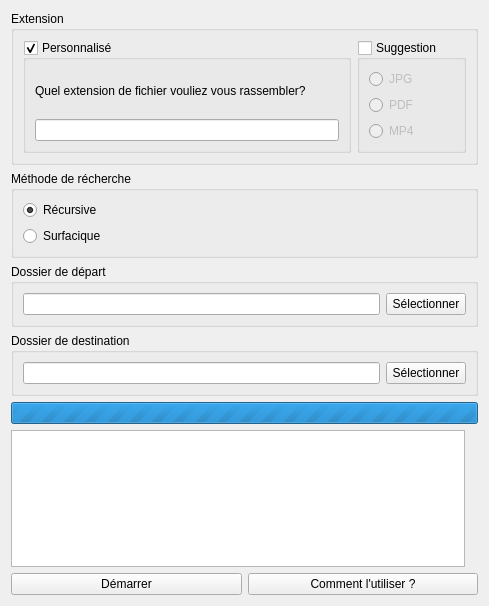
The window that Executable/UI/interface.ui (machkouroke/LOPCopy) describes before a commit, drawn with Qt 5.
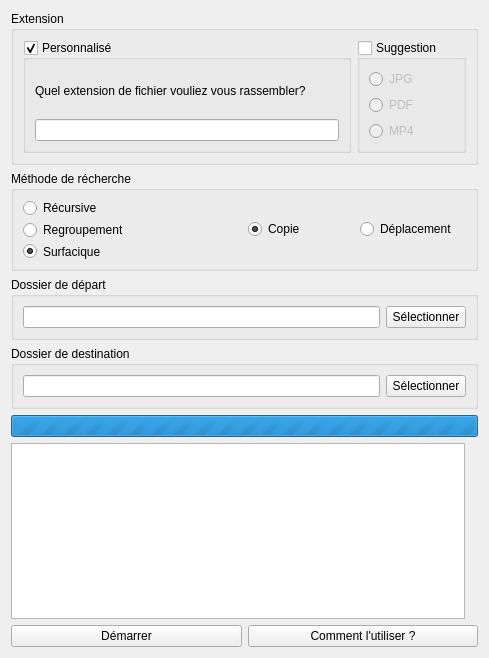
The same window after the commit. Icons and pictures are not drawn.

Diff of the .ui file:
```diff
--- a/Executable/UI/interface.ui
+++ b/Executable/UI/interface.ui
@@ -7,19 +7,19 @@
     <x>0</x>
     <y>0</y>
     <width>489</width>
-    <height>606</height>
+    <height>658</height>
    </rect>
   </property>
   <property name="minimumSize">
    <size>
     <width>489</width>
-    <height>606</height>
+    <height>658</height>
    </size>
   </property>
   <property name="maximumSize">
    <size>
     <width>489</width>
-    <height>606</height>
+    <height>658</height>
    </size>
   </property>
   <property name="windowTitle">
@@ -139,17 +139,64 @@
     </widget>
    </item>
    <item>
-    <widget class="QGroupBox" name="recherche">
+    <widget class="QGroupBox" name="methode">
+     <property name="minimumSize">
+      <size>
+       <width>100</width>
+       <height>100</height>
+      </size>
+     </property>
      <property name="title">
       <string>Méthode de récherche</string>
      </property>
      <layout class="QHBoxLayout" name="horizontalLayout_5">
       <item>
-       <layout class="QVBoxLayout" name="verticalLayout_3">
+       <layout class="QHBoxLayout" name="horizontalLayout_12">
         <item>
-         <widget class="QRadioButton" name="recursive">
+         <layout class="QVBoxLayout" name="verticalLayout_2">
+          <item>
+           <widget class="QRadioButton" name="recursive">
+            <property name="text">
+             <string>Récursive</string>
+            </property>
+            <attribute name="buttonGroup">
+             <string notr="true">rechercheType</string>
+            </attribute>
+           </widget>
+          </item>
+          <item>
+           <widget class="QRadioButton" name="regroupement">
+            <property name="text">
+             <string>Regroupement</string>
+            </property>
+            <attribute name="buttonGroup">
+             <string notr="true">rechercheType</string>
+            </attribute>
+           </widget>
+          </item>
+          <item>
+           <widget class="QRadioButton" name="surfacique">
+            <property name="text">
+             <string>Surfacique</string>
+            </property>
+            <property name="checked">
+             <bool>true</bool>
+            </property>
+            <attribute name="buttonGroup">
+             <string notr="true">rechercheType</string>
+            </attribute>
+           </widget>
+          </item>
+         </layout>
+        </item>
+       </layout>
+      </item>
+      <item>
+       <layout class="QHBoxLayout" name="copie_move">
+        <item>
+         <widget class="QRadioButton" name="copie">
           <property name="text">
-           <string>Récursive</string>
+           <string>Copie</string>
           </property>
           <property name="checked">
            <bool>true</bool>
@@ -160,9 +207,9 @@
          </widget>
         </item>
         <item>
-         <widget class="QRadioButton" name="surfacique">
+         <widget class="QRadioButton" name="deplacement">
           <property name="text">
-           <string>Surfacique</string>
+           <string>Déplacement</string>
           </property>
           <attribute name="buttonGroup">
            <string notr="true">search_button</string>
@@ -205,10 +252,19 @@
     </widget>
    </item>
    <item>
-    <widget class="QGroupBox" name="groupBox_2">
+    <widget class="QGroupBox" name="destGroup">
+     <property name="enabled">
+      <bool>true</bool>
+     </property>
      <property name="title">
       <string>Dossier de destination</string>
      </property>
+     <property name="flat">
+      <bool>false</bool>
+     </property>
+     <property name="checkable">
+      <bool>false</bool>
+     </property>
      <layout class="QVBoxLayout" name="verticalLayout_5">
       <item>
        <layout class="QHBoxLayout" name="horizontalLayout_2">
```
Left out of the diff: 23 changed lines with no effect on the pictures.
